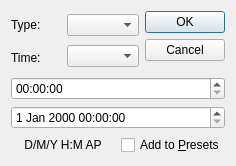
The window that shutdowndialog.ui (gghavoc/ShutdownScheduler) describes before a commit, drawn with Qt 5.
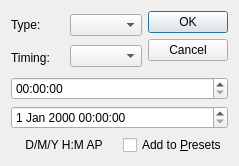
The same window after the commit.

The edit to the form file:
```diff
--- a/shutdowndialog.ui
+++ b/shutdowndialog.ui
@@ -6,7 +6,7 @@
    <rect>
     <x>0</x>
     <y>0</y>
-    <width>236</width>
+    <width>239</width>
     <height>166</height>
    </rect>
   </property>
@@ -28,7 +28,7 @@
        <item>
         <widget class="QLabel" name="timeLabel">
          <property name="text">
-          <string>Time:</string>
+          <string>Timing:</string>
          </property>
         </widget>
        </item>
```
Left out of the diff: 4 changed lines with no effect on the pictures.
